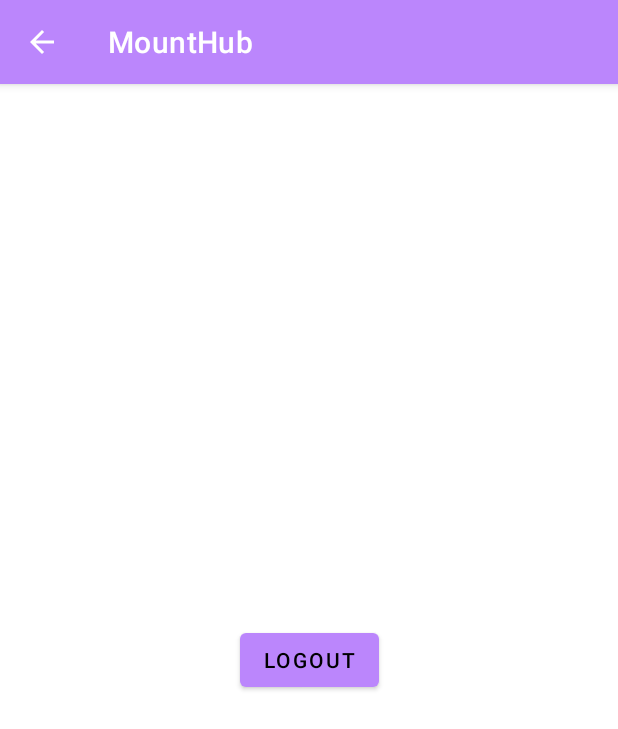
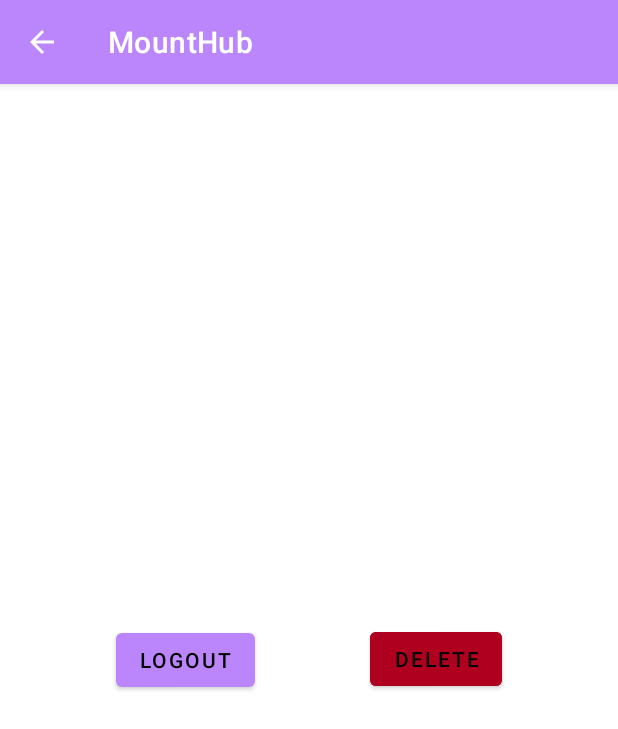
Before and after one commit to KatsarosG/MountHub, an Android app: the ProfileActivity screen opened directly, with no data from a screen before it, on a phone screen of 412 x 824 dp. Shown: the top 729 px of the screen. Run offline under Robolectric (Android 15) with nearby library versions, the phone set to English and light mode, and no system bars; 1 statement that could not run was skipped.

Commit message:
delete user profile

```diff
--- a/app/src/main/java/com/example/mounthub/ProfileActivity.java
+++ b/app/src/main/java/com/example/mounthub/ProfileActivity.java
@@ -14,8 +14,9 @@ import androidx.core.view.WindowInsetsCompat;
 
 public class ProfileActivity extends AppCompatActivity {
 
-    Button logoutBtn;
+    Button logoutBtn, deleteBtn;
     TextView username;
+    UserSessionManager userSessionManager;
 
     @Override
     protected void onCreate(Bundle savedInstanceState) {
@@ -24,7 +25,7 @@ public class ProfileActivity extends AppCompatActivity {
 
         // set username
         username = findViewById(R.id.username);
-        UserSessionManager userSessionManager = new UserSessionManager(ProfileActivity.this);
+        userSessionManager = new UserSessionManager(ProfileActivity.this);
         User user = userSessionManager.getCurrentUser();
         username.setText(user.getUsername());
 
@@ -34,7 +35,6 @@ public class ProfileActivity extends AppCompatActivity {
             @Override
             public void onClick(View view) {
                 // clear user session
-                UserSessionManager userSessionManager = new UserSessionManager(ProfileActivity.this);
                 userSessionManager.clearUser();
 
                 // go to login activity
@@ -44,5 +44,22 @@ public class ProfileActivity extends AppCompatActivity {
             }
         });
 
+        deleteBtn = findViewById(R.id.delete_btn);
+        deleteBtn.setOnClickListener(new View.OnClickListener() {
+            @Override
+            public void onClick(View view) {
+                // clear session
+                userSessionManager.clearUser();
+
+                // delete user from database
+                DatabaseManager dbManager = new DatabaseManager(ProfileActivity.this);
+                dbManager.deleteUser(user);
+
+                // go to login activity
+                Intent intent = new Intent(ProfileActivity.this, LoginActivity.class);
+                startActivity(intent);
+                finish();
+            }
+        });
     }
 }
--- a/app/src/main/res/layout/activity_profile.xml
+++ b/app/src/main/res/layout/activity_profile.xml
@@ -14,7 +14,8 @@
         android:layout_height="wrap_content"
         android:text="@string/logout"
         app:layout_constraintBottom_toBottomOf="parent"
-        app:layout_constraintEnd_toEndOf="parent"
+        app:layout_constraintEnd_toStartOf="@+id/delete_btn"
+        app:layout_constraintHorizontal_bias="0.5"
         app:layout_constraintStart_toStartOf="parent"
         app:layout_constraintTop_toTopOf="parent" />
 
@@ -26,4 +27,17 @@
         app:layout_constraintEnd_toEndOf="parent"
         app:layout_constraintStart_toStartOf="parent"
         app:layout_constraintTop_toTopOf="parent" />
+
+    <Button
+        android:id="@+id/delete_btn"
+        android:layout_width="wrap_content"
+        android:layout_height="wrap_content"
+        android:backgroundTint="@color/design_default_color_error"
+        android:text="@string/delete"
+        app:layout_constraintBottom_toBottomOf="parent"
+        app:layout_constraintEnd_toEndOf="parent"
+        app:layout_constraintHorizontal_bias="0.5"
+        app:layout_constraintStart_toEndOf="@+id/logout"
+        app:layout_constraintTop_toTopOf="parent"
+        app:layout_constraintVertical_bias="0.499" />
 </androidx.constraintlayout.widget.ConstraintLayout>
--- a/app/src/main/res/values/strings.xml
+++ b/app/src/main/res/values/strings.xml
@@ -11,4 +11,5 @@
     <string name="info">info</string>
     <string name="logout">logout</string>
     <string name="confirm_password">confirm password</string>
+    <string name="delete">delete</string>
 </resources>
```
